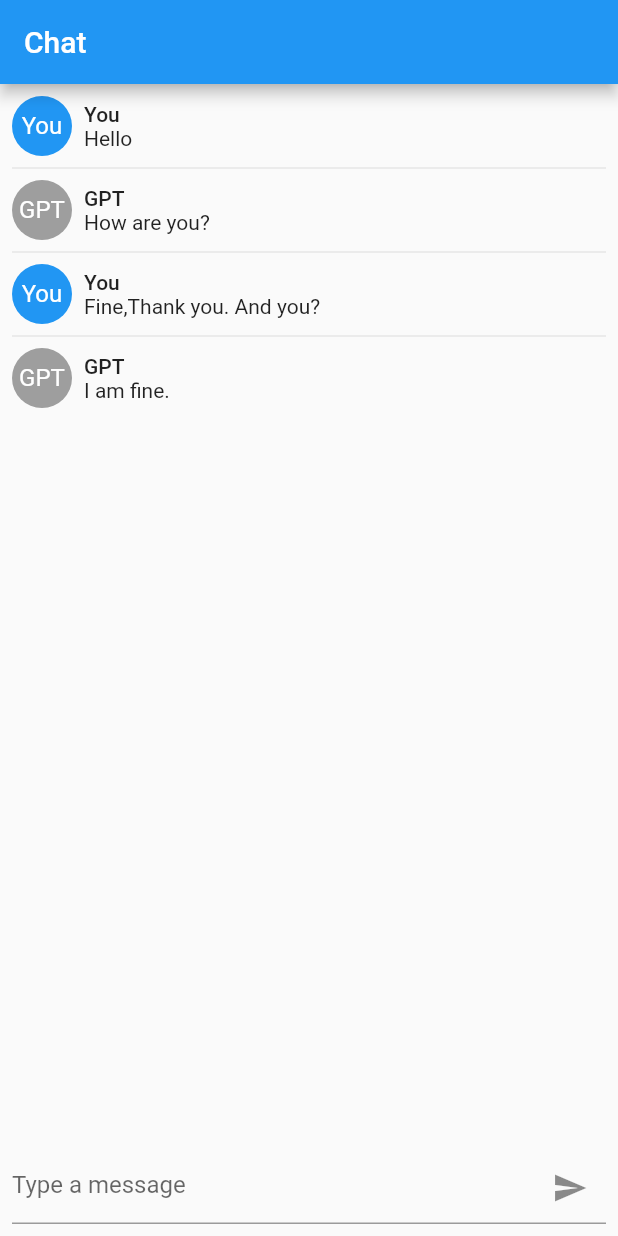
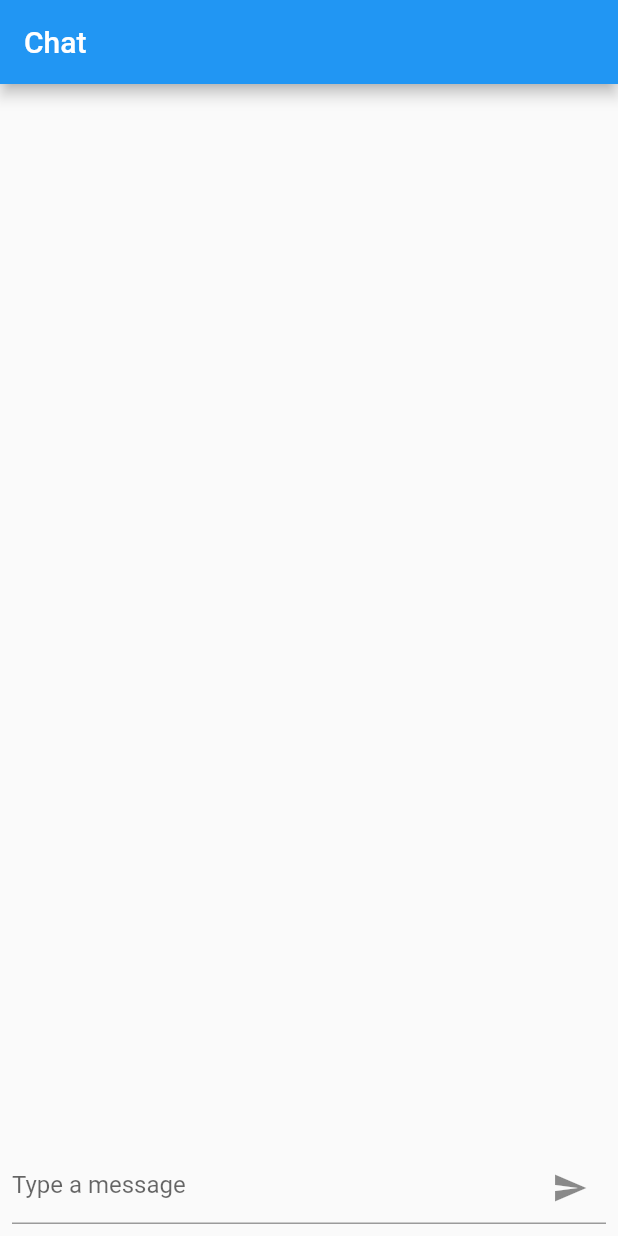
Before and after one commit to yonh/chatgpt_gui, a Flutter app: the screen it shows after launch, on a phone screen of 412 x 824 dp. Run offline on Flutter 3.47's test engine with Material 2 defaults, Android fonts, the phone set to English and light mode, and no system bars; our stand-ins replace hooks_riverpod.

Commit message:
添加状态管理刷新提交数据

```diff
--- /dev/null
+++ b/lib/states/message_state.dart
@@ -0,0 +1,15 @@
+import 'package:hooks_riverpod/hooks_riverpod.dart';
+
+import '../models/message.dart';
+
+class MessageList extends StateNotifier<List<Message>> {
+  MessageList() : super([]);
+
+  void addMessage(Message message) {
+    state = [...state, message];
+  }
+}
+
+final messageProvider = StateNotifierProvider<MessageList, List<Message>>(
+  (ref) => MessageList(),
+);
--- a/lib/widgets/chat_screen.dart
+++ b/lib/widgets/chat_screen.dart
@@ -1,25 +1,31 @@
-import 'dart:math';
-
+import 'package:chatgpt_gui/states/message_state.dart';
 import 'package:flutter/material.dart';
 import 'package:chatgpt_gui/models/message.dart';
+import 'package:hooks_riverpod/hooks_riverpod.dart';
+import '../states/message_state.dart';
 
-class ChatScreen extends StatelessWidget {
+// 我们在创建界面时，为了快速实现页面效果，选择使用了简单的StatelessWidget组件。
+// 而StatelessWidget 是不可变的，这意味着它们的属性在对象创建时就被固定了，并且在整个生命周期内保持不变。
+// 当父组件的状态发生变化时，StatelessWidget可能会被销毁并重新创建。
+// class ChatScreen extends StatelessWidget {
+class ChatScreen extends HookConsumerWidget {
   ChatScreen({super.key});
 
   final _textController = TextEditingController();
 
-  final List<Message> messages = [
-    Message(content: "Hello", isUser: true, timestamp: DateTime.now()),
-    Message(content: "How are you?", isUser: false, timestamp: DateTime.now()),
-    Message(
-        content: "Fine,Thank you. And you?",
-        isUser: true,
-        timestamp: DateTime.now()),
-    Message(content: "I am fine.", isUser: false, timestamp: DateTime.now()),
-  ];
+  // final List<Message> messages = [
+  //   Message(content: "Hello", isUser: true, timestamp: DateTime.now()),
+  //   Message(content: "How are you?", isUser: false, timestamp: DateTime.now()),
+  //   Message(
+  //       content: "Fine,Thank you. And you?",
+  //       isUser: true,
+  //       timestamp: DateTime.now()),
+  //   Message(content: "I am fine.", isUser: false, timestamp: DateTime.now()),
+  // ];
 
   @override
-  Widget build(BuildContext context) {
+  Widget build(BuildContext context, WidgetRef ref) {
+    final messages = ref.watch(messageProvider);  // 获取数据
     // return Container();
     return Scaffold(
       appBar: AppBar(
@@ -49,7 +55,7 @@ class ChatScreen extends StatelessWidget {
                     onPressed: () {
                       // 这里处理发送事件
                       if (_textController.text.isNotEmpty) {
-                        _sendMessage(_textController.text);
+                        _sendMessage(ref, _textController.text);
                       }
                     },
                     icon: const Icon(
@@ -63,10 +69,11 @@ class ChatScreen extends StatelessWidget {
     );
   }
 
-  _sendMessage(String content) {
+  _sendMessage(WidgetRef ref, String content) {
     final message =
         Message(content: content, isUser: true, timestamp: DateTime.now());
-    messages.add(message);
+    // messages.add(message);
+    ref.read(messageProvider.notifier).addMessage(message);// 添加数据
     _textController.clear();
   }
 }
--- a/pubspec.yaml
+++ b/pubspec.yaml
@@ -35,6 +35,8 @@ dependencies:
   # The following adds the Cupertino Icons font to your application.
   # Use with the CupertinoIcons class for iOS style icons.
   cupertino_icons: ^1.0.2
+  hooks_riverpod: ^2.3.8
+  flutter_hooks: ^0.18.0
 
 dev_dependencies:
   flutter_test:
@@ -46,6 +48,8 @@ dev_dependencies:
   # package. See that file for information about deactivating specific lint
   # rules and activating additional ones.
   flutter_lints: ^2.0.0
+  custom_lint: ^0.4.0
+  riverpod_lint: ^1.4.0
 
 # For information on the generic Dart part of this file, see the
 # following page: https://dart.dev/tools/pub/pubspec
```
Also changed, not shown: lib/main.dart (+8 -2 lines), pubspec.lock, 1 other file.
